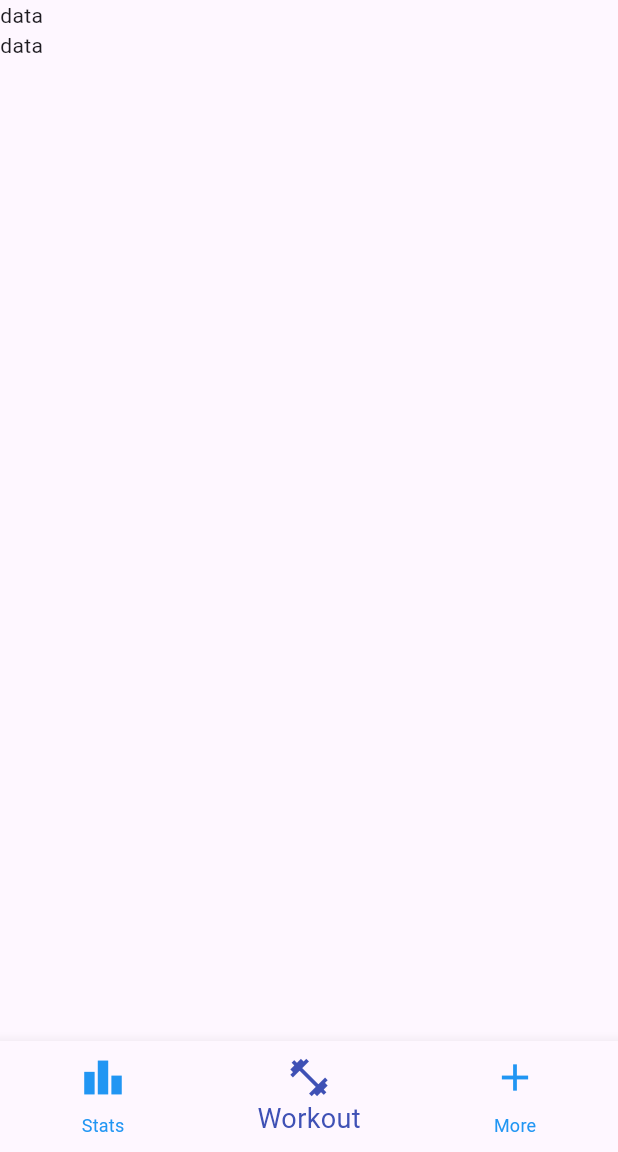
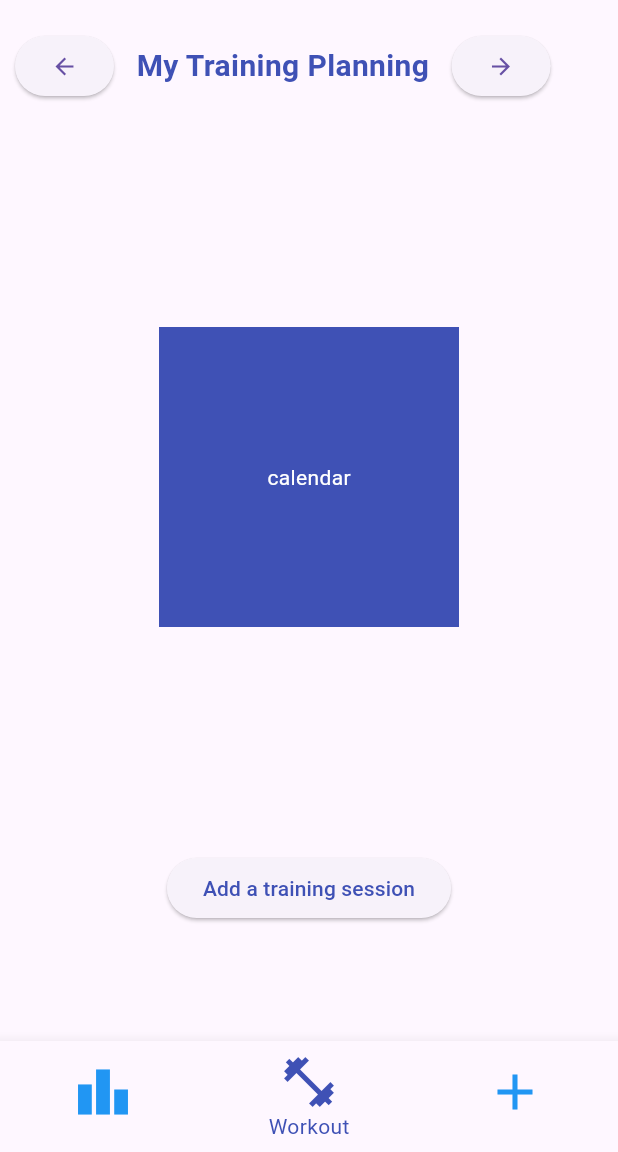
Before and after one commit to yunusdemirli/gymbuddy, a Flutter app: the screen it shows after launch, on a phone screen of 412 x 824 dp, the part 84-1236 px from its top. Run offline on Flutter 3.47's test engine with Material 3 defaults, Android fonts, the phone set to English and light mode, and no system bars.

Commit message:
v1.0.0 - workout page

```diff
--- a/lib/homepage/homepage.dart
+++ b/lib/homepage/homepage.dart
@@ -1,4 +1,7 @@
 import 'package:flutter/material.dart';
+import 'package:gymbuddy_github/pages/more.dart';
+import 'package:gymbuddy_github/pages/stats.dart';
+import 'package:gymbuddy_github/pages/workout.dart';
 
 class MyHomePage extends StatefulWidget {
   const MyHomePage({super.key});
@@ -9,8 +12,22 @@ class MyHomePage extends StatefulWidget {
 
 class _MyHomePageState extends State<MyHomePage> {
 
-  int index = 1;
+  //  ---------------- SELECTED PAGE MANAGER ----------------
+  int _currentindex = 1;
 
+  void _ontapitem(int index) {
+    setState(() {
+      _currentindex = index;
+    });
+  }
+
+  final List<Widget> _pages = [
+    const Stats(),
+    const Workout(),
+    const More(),
+  ];
+
+  //  ---------------- BUILD METHOD ----------------
   @override
   Widget build(BuildContext context) {
     return Scaffold(
@@ -44,7 +61,8 @@ class _MyHomePageState extends State<MyHomePage> {
         ),
       ),
 
-      //  --- BOTTOMNAVIGATIONBAR
+      //  --- BOTTOMNAVIGATIONBAR ---
+      /*
       bottomNavigationBar: BottomNavigationBar(
         currentIndex: index,
         onTap: (value) {
@@ -68,14 +86,31 @@ class _MyHomePageState extends State<MyHomePage> {
           ),
         ]
       ),
+      */
+
+      bottomNavigationBar: BottomNavigationBar(
+
+        onTap: _ontapitem,
+        currentIndex: _currentindex,
+        items: const [
+          BottomNavigationBarItem(
+            icon: Icon(Icons.leaderboard), label: 'Stats',
+            ),
+          BottomNavigationBarItem(
+            icon: Icon(Icons.fitness_center), label: 'Workout',
+            ),
+          BottomNavigationBarItem(
+            icon: Icon(Icons.add), label: 'More',
+            ),
+        ],
+        iconSize: 40,
+        selectedItemColor: Colors.indigo,
+        unselectedItemColor: Colors.blue,
+        showUnselectedLabels: false,
+      ),
 
       //  --- BODY ---
-      body: const Column(
-        children: [
-          Text('data'),
-          Text('data'),
-        ],
-      ),
+      body: _pages[_currentindex],
     );
   }
 }
--- /dev/null
+++ b/lib/pages/more.dart
@@ -0,0 +1,12 @@
+import 'package:flutter/material.dart';
+
+class More extends StatelessWidget {
+  const More({super.key});
+
+  @override
+  Widget build(BuildContext context) {
+    return const Scaffold(
+      body: Center(child: Text('This is the additionnal content page')),
+    );
+  }
+}
--- /dev/null
+++ b/lib/pages/stats.dart
@@ -0,0 +1,12 @@
+import 'package:flutter/material.dart';
+
+class Stats extends StatelessWidget {
+  const Stats({super.key});
+
+  @override
+  Widget build(BuildContext context) {
+    return const Scaffold(
+      body: Center(child: Text('This is the stats page')),
+    );
+  }
+}
--- /dev/null
+++ b/lib/pages/workout.dart
@@ -0,0 +1,47 @@
+import 'package:flutter/material.dart';
+
+class Workout extends StatefulWidget {
+  const Workout({super.key});
+
+  @override
+  State<Workout> createState() => _WorkoutState();
+}
+
+class _WorkoutState extends State<Workout> {
+  @override
+  Widget build(BuildContext context) {
+    return Center(
+      child: Column(
+        children: [
+          const SizedBox(height: 20,),
+
+          SizedBox(
+            child: Row(
+              children: [
+                const SizedBox(width: 10,),
+                ElevatedButton(onPressed: () {}, style: ElevatedButton.styleFrom(side: BorderSide.none,), child: const Icon(Icons.arrow_back),),
+                const SizedBox(width: 15,),
+                const Text('My Training Planning', style: TextStyle(fontSize: 20, fontWeight: FontWeight.bold, color: Colors.indigo),),
+                const SizedBox(width: 15,),
+                ElevatedButton(onPressed: () {}, style: ElevatedButton.styleFrom(side: BorderSide.none) ,child: const Icon(Icons.arrow_forward),),
+              ],
+            ),
+          ),
+
+          const SizedBox(height: 150,),
+
+          Container(
+            color: Colors.indigo,
+            height: 200,
+            width: 200,
+            child: const Center(child: Text('calendar', style: TextStyle(color: Colors.white),)),
+          ),
+
+          const SizedBox(height: 150,),
+
+          ElevatedButton(onPressed: () {}, child: const Text('Add a training session', style: TextStyle(color: Colors.indigo),))
+        ],
+      ),
+    );
+  }
+}
```
